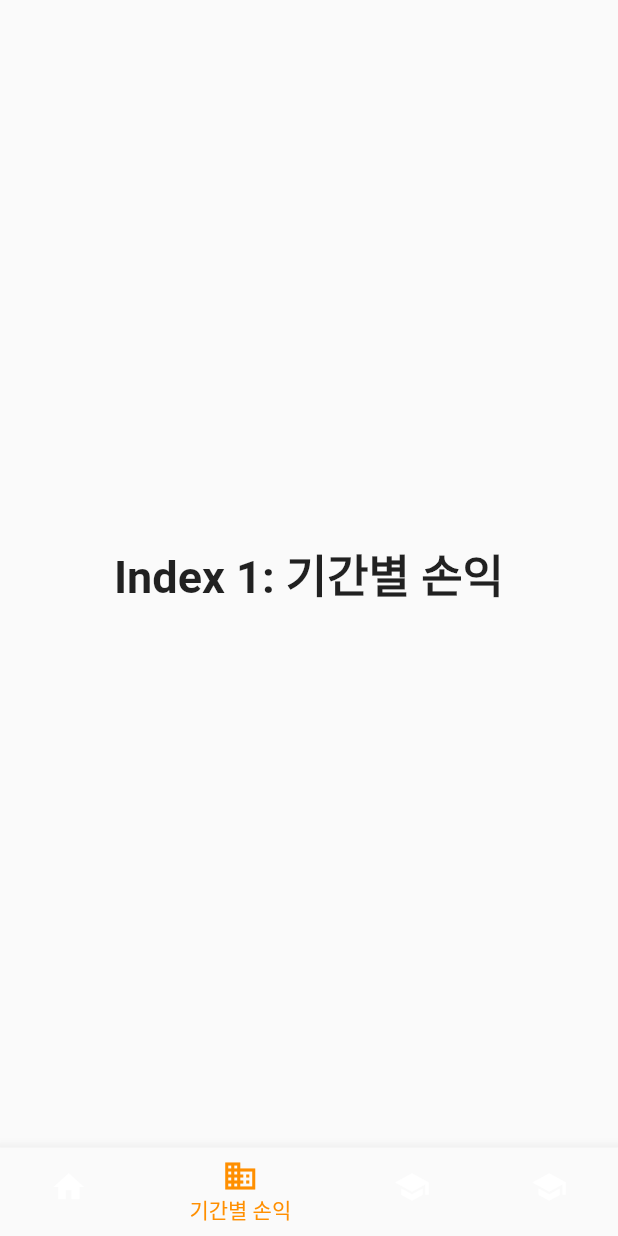
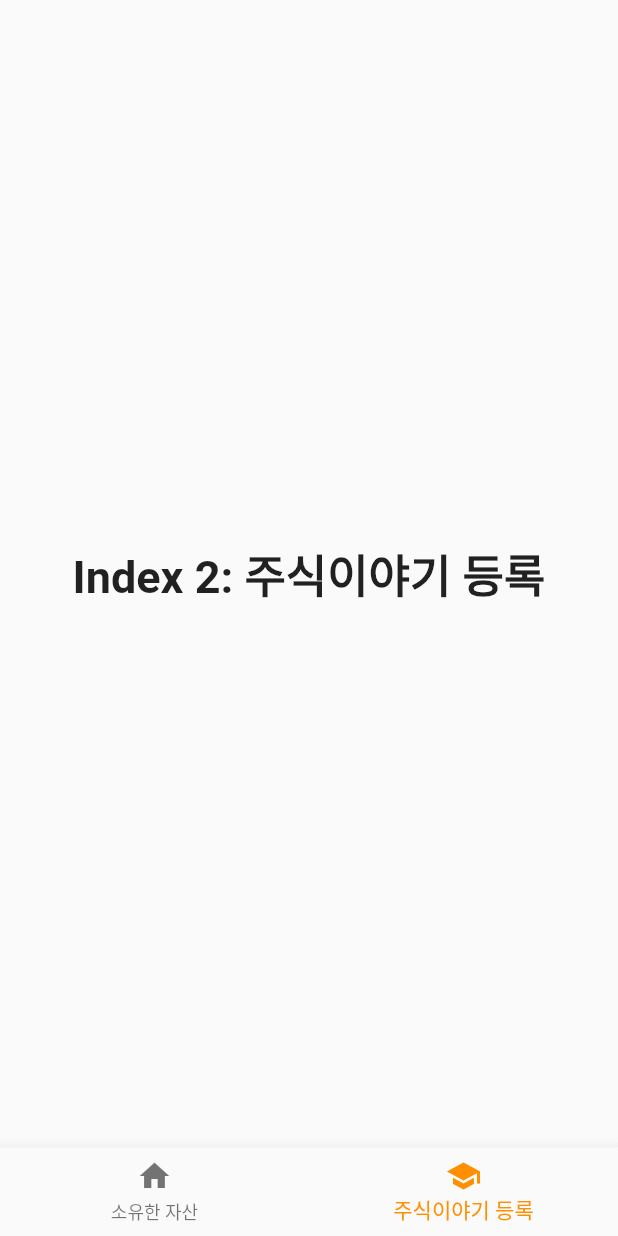
Before and after one commit to habibi03336/investors_room_app, a Flutter app: the screen it shows after launch, item 2 of the bottom bar chosen, on a phone screen of 412 x 824 dp. Run offline on Flutter 3.47's test engine with Material 2 defaults, Android fonts, the phone set to English and light mode, and no system bars; our stand-ins replace timeline_tile.

Commit message:
chore: comment out not priority tabs

```diff
--- a/lib/navigation/botton_navigation.dart
+++ b/lib/navigation/botton_navigation.dart
@@ -14,14 +14,14 @@ class _BottomNavigationState extends State<BottomNavigation> {
       TextStyle(fontSize: 30, fontWeight: FontWeight.bold);
   static const List<Widget> _widgetOptions = <Widget>[
     OwnStockScreen(),
-    Text(
-      'Index 1: 기간별 손익',
-      style: optionStyle,
-    ),
-    Text(
-      'Index 2: 실현 손익',
-      style: optionStyle,
-    ),
+    // Text(
+    //   'Index 1: 기간별 손익',
+    //   style: optionStyle,
+    // ),
+    // Text(
+    //   'Index 2: 실현 손익',
+    //   style: optionStyle,
+    // ),
     Text(
       'Index 2: 주식이야기 등록',
       style: optionStyle,
@@ -46,14 +46,14 @@ class _BottomNavigationState extends State<BottomNavigation> {
             icon: Icon(Icons.home),
             label: '소유한 자산',
           ),
-          BottomNavigationBarItem(
-            icon: Icon(Icons.business),
-            label: '기간별 손익',
-          ),
-          BottomNavigationBarItem(
-            icon: Icon(Icons.school),
-            label: '실현 손익',
-          ),
+          // BottomNavigationBarItem(
+          //   icon: Icon(Icons.business),
+          //   label: '기간별 손익',
+          // ),
+          // BottomNavigationBarItem(
+          //   icon: Icon(Icons.school),
+          //   label: '실현 손익',
+          // ),
           BottomNavigationBarItem(
             icon: Icon(Icons.school),
             label: '주식이야기 등록',
```
